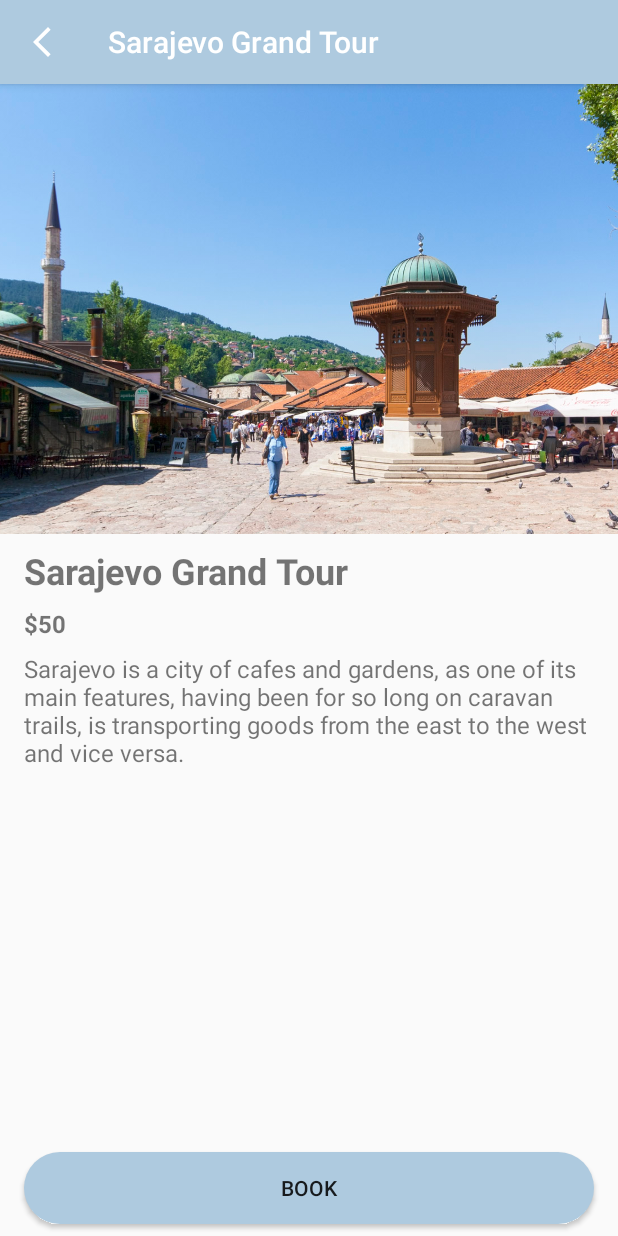
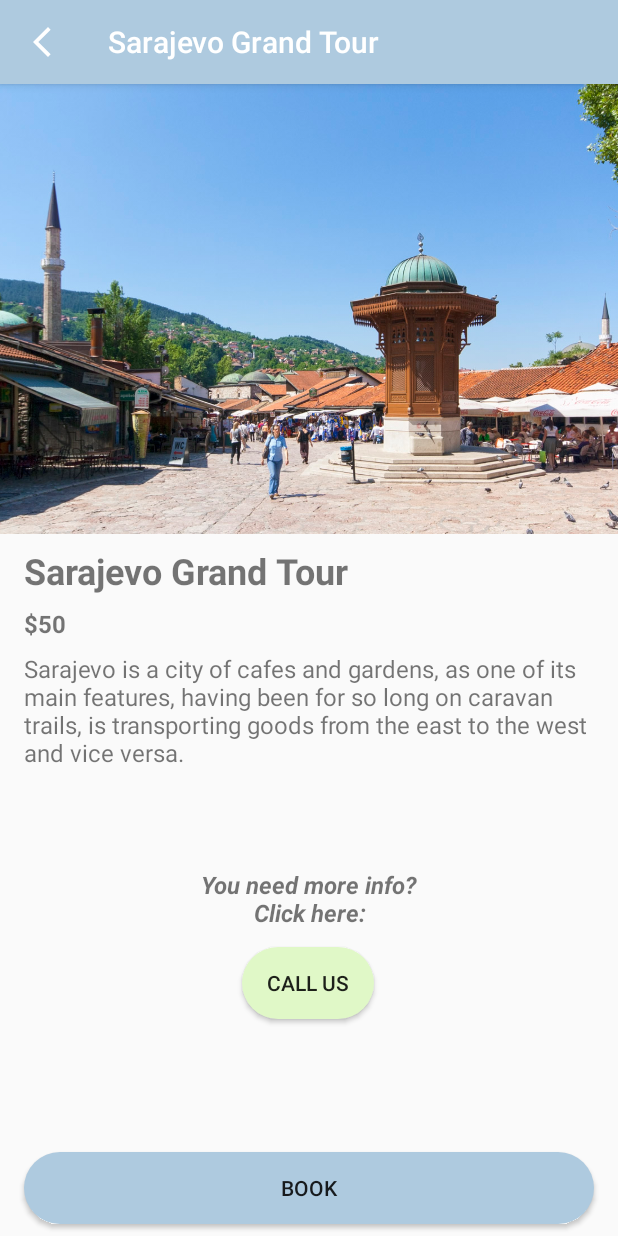
Before and after one commit to tariksuljic/LeVoyage, an Android app: the ExploreFragment screen opened directly, with no data from a screen before it, after a tap on "Sarajevo Grand Tour", on a phone screen of 412 x 824 dp. Run offline under Robolectric (Android 15) with nearby library versions, the phone set to English and light mode, and no system bars; our stand-ins replace Room's generated code; Roboto replaces fonts that are not available here.

Commit message:
permisije i call us omogucen

```diff
--- a/app/src/main/AndroidManifest.xml
+++ b/app/src/main/AndroidManifest.xml
@@ -1,6 +1,8 @@
 <?xml version="1.0" encoding="utf-8"?>
 <manifest xmlns:android="http://schemas.android.com/apk/res/android"
     package="com.example.levoyage">
+    <uses-permission android:name="android.permission.CALL_PHONE" />
+
 
     <application
         android:allowBackup="true"
@@ -11,9 +13,11 @@
         android:theme="@style/Theme.LeVoyage">
         <activity
             android:name=".EditProfile"
+            android:parentActivityName=".EditProfile"
             android:exported="false" />
         <activity
             android:name=".BookingActivity"
+            android:parentActivityName=".Home"
             android:exported="false" />
         <activity
             android:name=".Register"
--- a/app/src/main/java/com/example/levoyage/DestinationDetails.java
+++ b/app/src/main/java/com/example/levoyage/DestinationDetails.java
@@ -1,14 +1,21 @@
 package com.example.levoyage;
 
+import androidx.annotation.NonNull;
 import androidx.appcompat.app.ActionBar;
 import androidx.appcompat.app.AppCompatActivity;
+import androidx.core.app.ActivityCompat;
+import androidx.core.content.ContextCompat;
 
+import android.Manifest;
 import android.content.Intent;
+import android.content.pm.PackageManager;
+import android.net.Uri;
 import android.os.Bundle;
 import android.view.View;
 import android.widget.Button;
 import android.widget.ImageView;
 import android.widget.TextView;
+import android.widget.Toast;
 
 public class DestinationDetails extends AppCompatActivity {
 
@@ -16,8 +23,9 @@ public class DestinationDetails extends AppCompatActivity {
     private TextView title;
     private TextView description;
     private TextView price;
-    private TextView number;
+    private Button number;
     private Button book;
+    private static final int CALL_REQUEST_CODE = 123;
 
     @Override
     protected void onCreate(Bundle savedInstanceState) {
@@ -33,7 +41,7 @@ public class DestinationDetails extends AppCompatActivity {
         description = findViewById(R.id.details_description);
         price=findViewById(R.id.destination_price);
         book=findViewById(R.id.book_button);
-        number = findViewById(R.id.details_number);
+        number = findViewById(R.id.button_callUS);
 
 
         Bundle extras = getIntent().getExtras(); //get intend that passed from source activity and extras that was added to intent
@@ -44,11 +52,76 @@ public class DestinationDetails extends AppCompatActivity {
             title.setText(extras.getString(ExploreFragment.EXTRA_TITLE)); //Set description text
             description.setText(extras.getString(ExploreFragment.EXTRA_DESCRIPTION)); //Set image source
             price.setText("$"+extras.getInt(ExploreFragment.EXTRA_PRICE));//Set price text
-            //number.setText(); TREBA SETATI BROJ ZA VODICA KAO CLICKABLE ZA PERMISIJE
         }
 
+        number.setOnClickListener(new View.OnClickListener() {
+            @Override
+            public void onClick(View view) {
 
+                ActivityCompat.requestPermissions(DestinationDetails.this, new String[]{Manifest.permission.CALL_PHONE}, CALL_REQUEST_CODE);
+                if (ContextCompat.checkSelfPermission(DestinationDetails.this, Manifest.permission.CALL_PHONE) == PackageManager.PERMISSION_GRANTED) {
+                    {
+                        onRequestPermissionsResult(CALL_REQUEST_CODE, new String[]{Manifest.permission.CALL_PHONE}, new int[]{PackageManager.PERMISSION_GRANTED});
+                    }
+
+                }
+                else
+                {
+                    Toast.makeText(DestinationDetails.this, "Permission not granted", Toast.LENGTH_SHORT).show();
+                    ActivityCompat.requestPermissions(DestinationDetails.this, new String[]{Manifest.permission.CALL_PHONE}, CALL_REQUEST_CODE);
+                }
+
+        }
+
+    });
     }
+
+    /*// Function to check and request permission
+    public void checkPermission(String permission, int requestCode) {
+        // Checking if permission is not granted
+        if (ContextCompat.checkSelfPermission(DestinationDetails.this, Manifest.permission.CALL_PHONE) == PackageManager.PERMISSION_DENIED) {
+            ActivityCompat.requestPermissions(DestinationDetails.this, new String[]{Manifest.permission.CALL_PHONE}, CALL_REQUEST_CODE);
+        } else {
+            Toast.makeText(DestinationDetails.this, "Permission already granted", Toast.LENGTH_SHORT).show();
+        }
+    }
+    */
+
+
+    @Override
+    public void onRequestPermissionsResult(int requestCode,
+                                           @NonNull String[] permissions,
+                                           @NonNull int[] grantResults)
+    {
+        super.onRequestPermissionsResult(requestCode, permissions, grantResults);
+
+
+        if (requestCode == CALL_REQUEST_CODE) {
+            if (grantResults.length > 0
+                    && grantResults[0] == PackageManager.PERMISSION_GRANTED) {
+                Uri u = Uri.parse("tel: 0038761678862");
+
+                // Create the intent and set the data for the
+                // intent as the phone number.
+                Intent i = new Intent(Intent.ACTION_DIAL, u);
+
+                try {
+                    // Launch the Phone app's dialer with a phone
+                    // number to dial a call.
+                    startActivity(i);
+                } catch (SecurityException s) {
+                    // show() method display the toast with
+                    // exception message.
+                    Toast.makeText(DestinationDetails.this, "Error", Toast.LENGTH_SHORT).show();
+                }
+            }
+            else {
+                Toast.makeText(DestinationDetails.this, "Call Permission Denied", Toast.LENGTH_SHORT).show();
+            }
+        }
+    }
+
+
         public void book(View view){
 
         Intent intent=new Intent(this,BookingActivity.class);
--- a/app/src/main/java/com/example/levoyage/Destinations.java
+++ b/app/src/main/java/com/example/levoyage/Destinations.java
@@ -16,27 +16,38 @@ public class Destinations {
     private String destination_title;
     private String destination_description;
     private int destination_price;
+    private String phone_number;
 
 
     @Ignore
-    public Destinations(int imageResId, String title, String description, int price) {
+    public Destinations(int imageResId, String title, String description, int price, String phone_number) {
         this.destination_price=price;
         this.imageResId = imageResId;
         this.destination_title = title;
         this.destination_description = description;
+        this.phone_number = phone_number;
     }
 
-    public Destinations(int destinationId,int imageResId, String title, String description, int price) {
+    public Destinations(int destinationId,int imageResId, String title, String description, int price, String phone_number) {
         this.destinationId=destinationId;
         this.destination_price=price;
         this.imageResId = imageResId;
         this.destination_title = title;
         this.destination_description = description;
+        this.phone_number = phone_number;
     }
 
 
 
     public Destinations() {
+    }
+
+    public String getPhone_number() {
+        return phone_number;
+    }
+
+    public void setPhone_number(String phone_number) {
+        this.phone_number = phone_number;
     }
 
     public int getDestinationId() {
--- a/app/src/main/java/com/example/levoyage/DestinationsDAO.java
+++ b/app/src/main/java/com/example/levoyage/DestinationsDAO.java
@@ -24,7 +24,8 @@ public interface DestinationsDAO {
     @Query("SELECT * FROM destinations WHERE destination_title = :destination_title LIMIT 1")
     public Destinations getDestinationByTitle(String destination_title);
 
-
+    @Query("SELECT * FROM destinations WHERE phone_number = :phone_number LIMIT 1")
+    public Destinations getPhoneNumber(String phone_number);
 
     @Delete
     public void deleteUser(Destinations destination);
--- a/app/src/main/java/com/example/levoyage/ExploreFragment.java
+++ b/app/src/main/java/com/example/levoyage/ExploreFragment.java
@@ -24,6 +24,7 @@ public class ExploreFragment extends Fragment {
     public static final String EXTRA_TITLE = "EXTRA_TITLE";
     public static final String EXTRA_DESCRIPTION = "EXTRA_DESCRIPTION";
     public static final String EXTRA_PRICE="EXTRA_PRICE";
+    public static final String EXTRA_NUMBER = "EXTRA_NUMBER";
 
     @Nullable
     @Override
@@ -49,6 +50,7 @@ public class ExploreFragment extends Fragment {
             intent.putExtra(EXTRA_TITLE,destinations.getDestination_title());
             intent.putExtra(EXTRA_DESCRIPTION,destinations.getDestination_description());
             intent.putExtra(EXTRA_PRICE,destinations.getDestination_price());
+            intent.putExtra(EXTRA_NUMBER, destinations.getPhone_number());
             startActivity(intent);
         }
     };
@@ -63,13 +65,13 @@ public class ExploreFragment extends Fragment {
             UserDatabase.getDatabase(getActivity()).myDestinationsDAO().addDestination(new Destinations(R.drawable.maldivi,"Maldives Full Fun Adventure Trip",
                     "The Maldive Islands are a series of coral atolls built up from the crowns of a submerged ancient volcanic mountain range. " +
                             "All the islands are low-lying, none rising to more than 6 feet (1.8 metres) above sea level. " +
-                            "Barrier reefs protect the islands from the destructive effects of monsoons.", 300));
+                            "Barrier reefs protect the islands from the destructive effects of monsoons.", 300, "+38761678862"));
             UserDatabase.getDatabase(getActivity()).myDestinationsDAO().addDestination(new Destinations(R.drawable.sarajevo,"Sarajevo Grand Tour",
                     "Sarajevo is a city of cafes and gardens, as one of its main features, having been for so long on caravan trails, is" +
-                            " transporting goods from the east to the west and vice versa.", 50));
+                            " transporting goods from the east to the west and vice versa.", 50, "+38761678862"));
             UserDatabase.getDatabase(getActivity()).myDestinationsDAO().addDestination( new Destinations(R.drawable.paris,"Paris",
                     "Paris, city and capital of France, situated in the north-central part of the country. People were living on the site of the present-day city," +
-                            " located along the Seine River some 233 miles (375 km) upstream from the river's mouth on the English Channel (La Manche), by about 7600 bce.", 250));
+                            " located along the Seine River some 233 miles (375 km) upstream from the river's mouth on the English Channel (La Manche), by about 7600 bce.", 250, "+38761678862"));
             destinationsList = UserDatabase.getDatabase(getActivity()).myDestinationsDAO().getAllDestinations();
         }
 
--- a/app/src/main/java/com/example/levoyage/UserDatabase.java
+++ b/app/src/main/java/com/example/levoyage/UserDatabase.java
@@ -6,7 +6,7 @@ import androidx.room.Database;
 import androidx.room.Room;
 import androidx.room.RoomDatabase;
 
-@Database(entities = {User.class,Destinations.class,Booking.class}, version = 1)
+@Database(entities = {User.class,Destinations.class,Booking.class}, version = 3)
 public abstract class UserDatabase extends RoomDatabase{
 
     private static UserDatabase INSTANCE = null;
--- /dev/null
+++ b/app/src/main/res/drawable-v24/button_style_call.xml
@@ -0,0 +1,5 @@
+<?xml version="1.0" encoding="utf-8"?>
+<shape xmlns:android="http://schemas.android.com/apk/res/android">
+    <solid android:color="#E0F8C7"></solid>
+    <corners android:radius="70dp"></corners>
+</shape>
--- a/app/src/main/res/layout/activity_destination_details.xml
+++ b/app/src/main/res/layout/activity_destination_details.xml
@@ -45,18 +45,22 @@
         app:layout_constraintTop_toBottomOf="@+id/destination_price" />
 
     <TextView
-        android:id="@+id/details_number"
+        android:id="@+id/details_callUS"
         android:layout_width="0dp"
         android:layout_height="wrap_content"
         android:layout_marginStart="16dp"
-        android:layout_marginTop="204dp"
+        android:layout_marginTop="152dp"
         android:layout_marginEnd="16dp"
         android:gravity="fill_horizontal"
+        android:text="@string/need_more_info"
+        android:textAlignment="center"
         android:textSize="16sp"
+        android:textStyle="bold|italic"
         app:layout_constraintEnd_toEndOf="parent"
         app:layout_constraintHorizontal_bias="0.0"
         app:layout_constraintStart_toStartOf="parent"
-        app:layout_constraintTop_toBottomOf="@+id/destination_price" />
+        app:layout_constraintTop_toBottomOf="@+id/destination_price"
+        tools:ignore="RtlCompat" />
 
     <TextView
         android:id="@+id/destination_price"
@@ -85,4 +89,16 @@
         app:layout_constraintEnd_toEndOf="parent"
         app:layout_constraintStart_toStartOf="parent" />
 
+    <Button
+        android:id="@+id/button_callUS"
+        android:layout_width="wrap_content"
+        android:layout_height="wrap_content"
+        android:layout_marginTop="12dp"
+        android:background="@drawable/button_style_call"
+        android:text="Call us"
+        app:layout_constraintEnd_toEndOf="parent"
+        app:layout_constraintHorizontal_bias="0.498"
+        app:layout_constraintStart_toStartOf="parent"
+        app:layout_constraintTop_toBottomOf="@+id/details_callUS" />
+
 </androidx.constraintlayout.widget.ConstraintLayout>
--- a/app/src/main/res/values/strings.xml
+++ b/app/src/main/res/values/strings.xml
@@ -6,4 +6,5 @@
     <string name="saved">Saved</string>
     <string name="profile">Profile</string>
     <string name="book">Book</string>
+    <string name="need_more_info">You need more info?\nClick here:</string>
 </resources>
--- a/build.gradle
+++ b/build.gradle
@@ -1,7 +1,7 @@
 // Top-level build file where you can add configuration options common to all sub-projects/modules.
 plugins {
-    id 'com.android.application' version '7.0.1' apply false
-    id 'com.android.library' version '7.0.1' apply false
+    id 'com.android.application' version '7.2.1' apply false
+    id 'com.android.library' version '7.2.1' apply false
 }
 
 task clean(type: Delete) {
```
